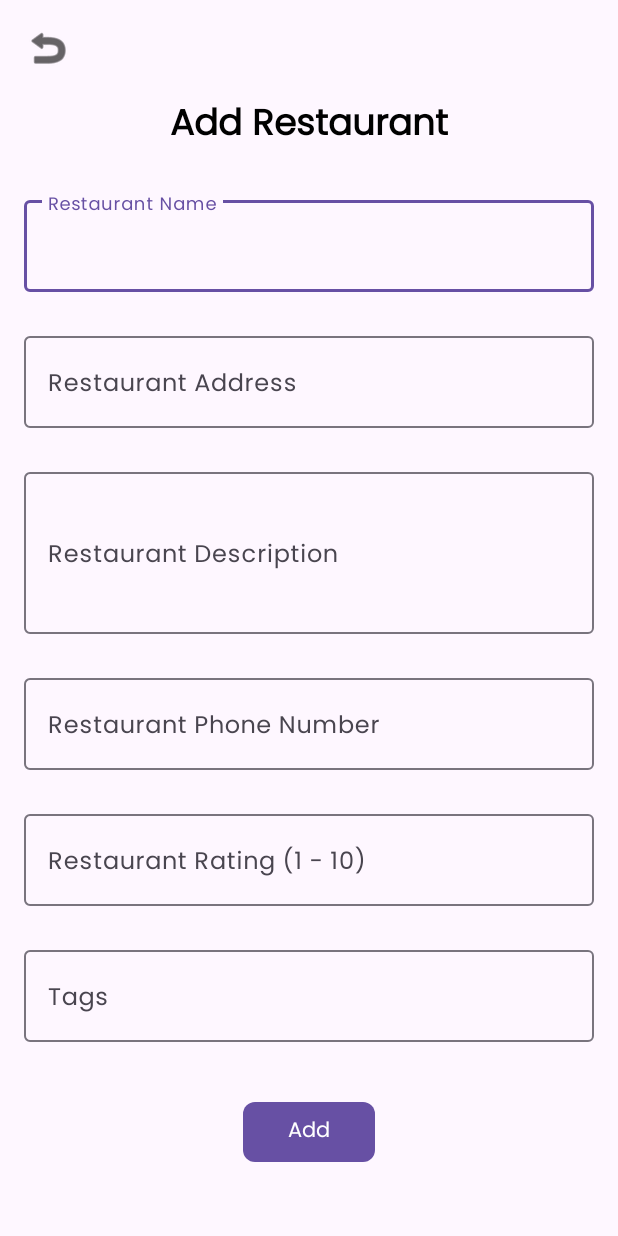
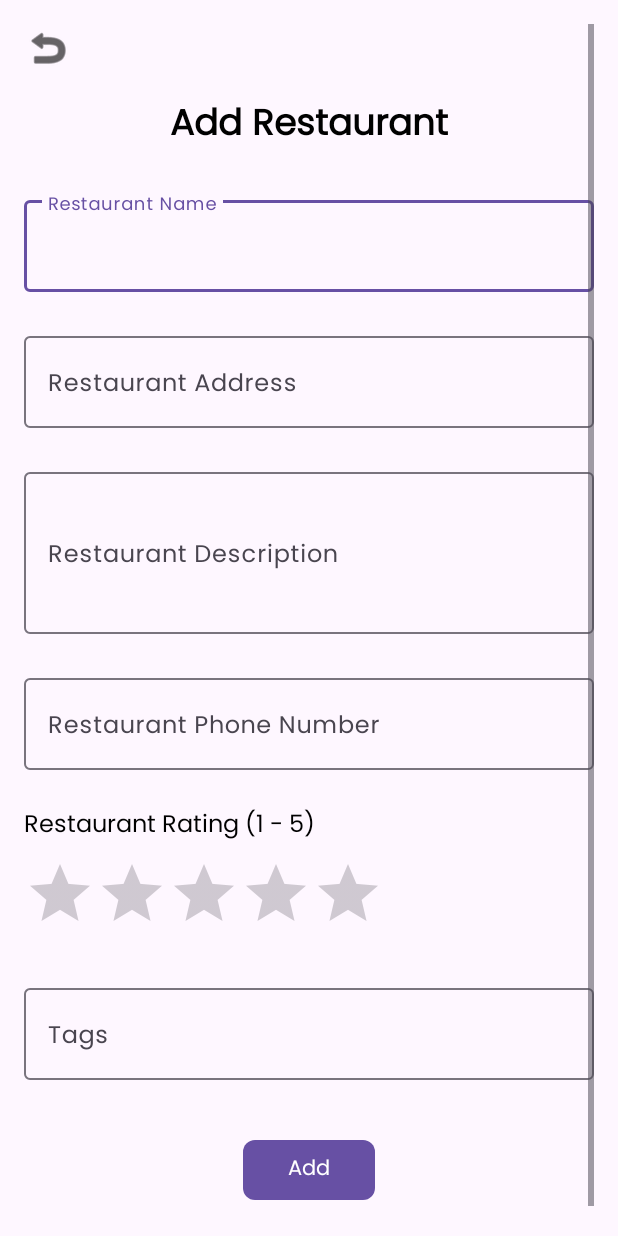
Before and after one commit to FurbaSherpa/G79, an Android app: the AddResturantActivity screen opened directly, with no data from a screen before it, on a phone screen of 412 x 824 dp. Run offline under Robolectric (Android 15) with nearby library versions, the phone set to English and light mode, and no system bars; our stand-ins replace Room's generated code.

Commit message:
Add star rating system to add and edit restaurant features

```diff
--- a/app/src/main/java/ca/gbc/comp3074/g79/AddResturantActivity.java
+++ b/app/src/main/java/ca/gbc/comp3074/g79/AddResturantActivity.java
@@ -4,6 +4,7 @@ import android.os.Bundle;
 import android.widget.Button;
 import android.widget.EditText;
 import android.widget.ImageButton;
+import android.widget.RatingBar;
 import android.widget.Toast;
 
 import androidx.activity.EdgeToEdge;
@@ -38,7 +39,7 @@ public class AddResturantActivity extends AppCompatActivity {
         EditText address = findViewById(R.id.etRestaurantAddress);
         EditText description = findViewById(R.id.etRestaurantDescription);
         EditText phone = findViewById(R.id.etRestaurantPhone);
-        EditText rating = findViewById(R.id.etRestaurantRating);
+        RatingBar rating = findViewById(R.id.ratingBar);
         EditText tags = findViewById(R.id.etRestaurantTags);
 
         Button addButton = findViewById(R.id.btnAddRestaurant);
@@ -47,14 +48,14 @@ public class AddResturantActivity extends AppCompatActivity {
             String addressText = address.getText().toString().trim();
             String descriptionText = description.getText().toString().trim();
             String phoneText = phone.getText().toString().trim();
-            String ratingText = rating.getText().toString().trim();
+            String ratingText = String.valueOf(rating.getRating());
             String tagsText = tags.getText().toString().trim();
 
             // validation
             if (nameText.isEmpty() || addressText.isEmpty()) {
                 Toast.makeText(this, "Please fill in required fields", Toast.LENGTH_SHORT).show();
             } else {
-                // Create Restaurant object (ignoring rating for now, since DB schema doesn’t include it yet)
+                // Create Restaurant object with rating
                 Restaurant restaurant = new Restaurant(
                         0, // id auto-generated
                         nameText,
--- a/app/src/main/res/layout/activity_add_resturant.xml
+++ b/app/src/main/res/layout/activity_add_resturant.xml
@@ -92,18 +92,22 @@
         </com.google.android.material.textfield.TextInputLayout>
 
         <!-- Rating -->
-        <com.google.android.material.textfield.TextInputLayout
-            android:layout_width="match_parent"
+        <TextView
+            android:layout_width="wrap_content"
             android:layout_height="wrap_content"
-            android:hint="@string/hint_restaurant_rating"
-            android:layout_marginBottom="24dp">
+            android:text="@string/hint_restaurant_rating"
+            android:textSize="16sp"
+            android:textColor="@android:color/black"
+            android:layout_marginBottom="8dp"/>
 
-            <com.google.android.material.textfield.TextInputEditText
-                android:id="@+id/etRestaurantRating"
-                android:layout_width="match_parent"
-                android:layout_height="wrap_content"
-                android:inputType="number" />
-        </com.google.android.material.textfield.TextInputLayout>
+        <RatingBar
+            android:id="@+id/ratingBar"
+            android:layout_width="wrap_content"
+            android:layout_height="wrap_content"
+            android:numStars="5"
+            android:stepSize="1.0"
+            android:rating="0"
+            android:layout_marginBottom="24dp" />
 
         <!-- Tags -->
         <com.google.android.material.textfield.TextInputLayout
--- a/app/src/main/res/values/strings.xml
+++ b/app/src/main/res/values/strings.xml
@@ -23,7 +23,7 @@
     <string name="hint_restaurant_address">Restaurant Address</string>
     <string name="hint_restaurant_description">Restaurant Description</string>
     <string name="hint_restaurant_phone">Restaurant Phone Number</string>
-    <string name="hint_restaurant_rating">Restaurant Rating (1 - 10)</string>
+    <string name="hint_restaurant_rating">Restaurant Rating (1 - 5)</string>
     <string name="hint_restaurant_tags">Tags</string>
     <string name="btn_add">Add</string>
     <string name="lbl_name">Restaurant Name: Pizza Pizza</string>
```
Also changed, not shown: app/src/main/java/ca/gbc/comp3074/g79/mapping/RestaurantAdapter.java (+14 -3 lines), app/src/main/res/layout/item_restaurant.xml (+9 -4 lines).
